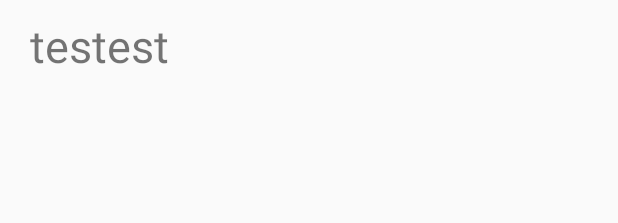
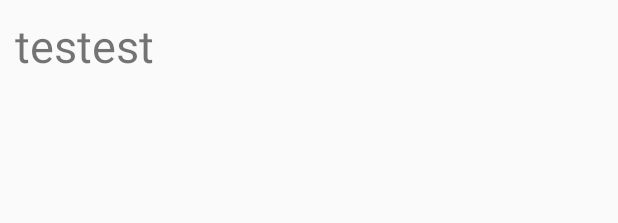
Before and after one commit to jhoobergs/PenO1516A3, an Android app: the layout list_scores.xml on its own in the app's theme, with its tools: preview values and no code run, on a phone screen of 412 x 824 dp. Shown: the top 223 px of the screen. Run offline under Robolectric (Android 15) with nearby library versions, the phone set to English and light mode, and no system bars.

Commit message:
fix spacing

```diff
--- a/NightGame/app/src/main/res/layout/list_scores.xml
+++ b/NightGame/app/src/main/res/layout/list_scores.xml
@@ -1,11 +1,11 @@
 <?xml version="1.0" encoding="utf-8"?>
 <LinearLayout xmlns:android="http://schemas.android.com/apk/res/android"
-    android:orientation="vertical" android:layout_width="match_parent"
+    android:orientation="vertical"
+    android:padding="10dp"
+    android:layout_width="match_parent"
     android:layout_height="match_parent">
 
     <TextView
-        android:layout_marginTop="10dp"
-        android:layout_marginLeft="20dp"
         android:textSize="30sp"
         android:layout_width="wrap_content"
         android:layout_height="wrap_content"
@@ -19,21 +19,18 @@
         android:id="@+id/extra_data"
         android:visibility="gone">
         <TextView
-            android:layout_marginLeft="50dp"
             android:textSize="20sp"
             android:layout_width="match_parent"
             android:layout_height="wrap_content"
             android:text="games"
             android:id="@+id/games"/>
         <TextView
-            android:layout_marginLeft="50dp"
             android:textSize="20sp"
             android:layout_width="match_parent"
             android:layout_height="wrap_content"
             android:text="wins"
             android:id="@+id/wins"/>
         <TextView
-            android:layout_marginLeft="50dp"
             android:textSize="20sp"
             android:layout_width="match_parent"
             android:layout_height="wrap_content"
```
